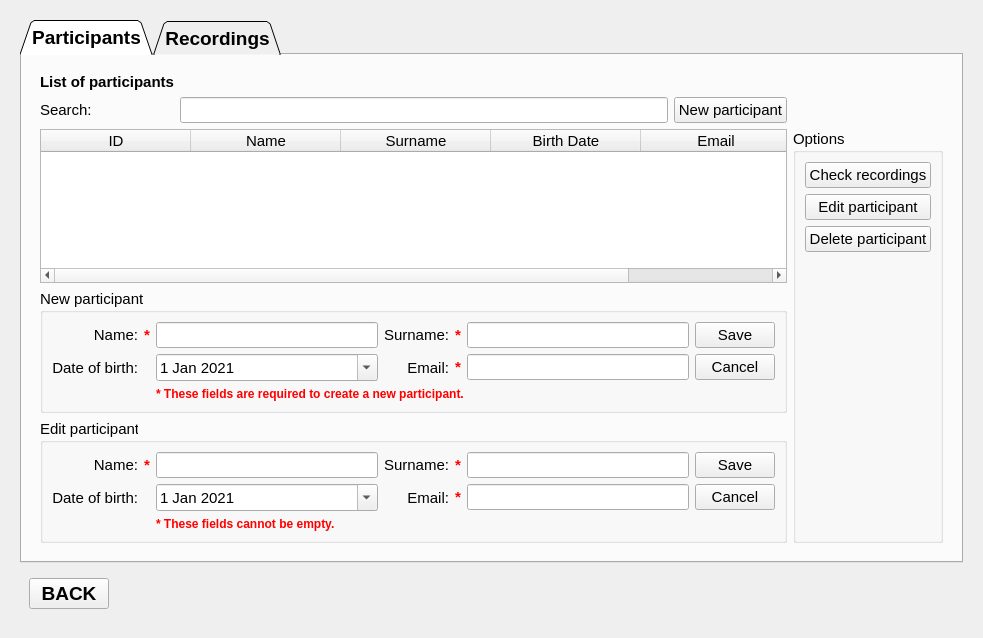
EBATINCA/TrainUS, file Modules/Home/Resources/UI/Evaluation.ui: the form before one commit.
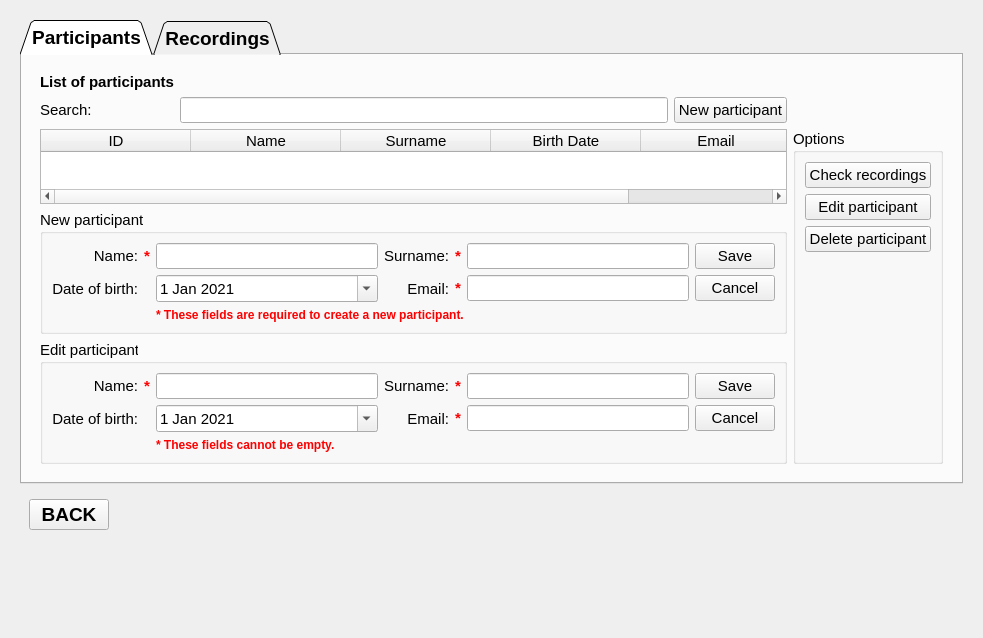
The form after the commit. Custom widgets are drawn as their Qt base class.

```diff
--- a/Modules/Home/Resources/UI/Evaluation.ui
+++ b/Modules/Home/Resources/UI/Evaluation.ui
@@ -1143,6 +1143,19 @@
      </layout>
     </widget>
    </item>
+   <item>
+    <spacer name="verticalSpacer_2">
+     <property name="orientation">
+      <enum>Qt::Vertical</enum>
+     </property>
+     <property name="sizeHint" stdset="0">
+      <size>
+       <width>20</width>
+       <height>40</height>
+      </size>
+     </property>
+    </spacer>
+   </item>
   </layout>
  </widget>
  <customwidgets>
```
Left out of the diff: 78 changed lines with no effect on the pictures.
